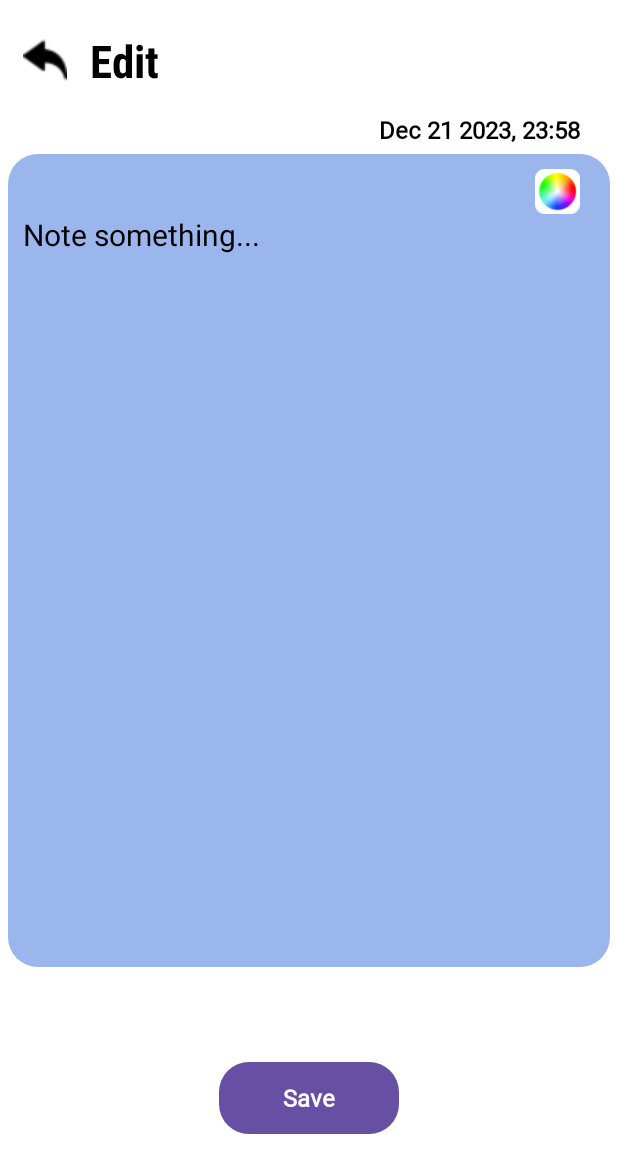
After one commit to thuannd14/BeProductive, an Android app built with Jetpack Compose: the fragment M002EditFrag shown on its own in the app's theme, on a phone screen of 412 x 824 dp. The commit adds this screen. Shown: the top 1173 px of the screen. Run offline under Robolectric (Android 15) with nearby library versions, the phone set to English and light mode, and no system bars.

Commit message:
edit frag not done sleep

```diff
--- a/app/build.gradle.kts
+++ b/app/build.gradle.kts
@@ -66,4 +66,7 @@ dependencies {
 
     // Saved state module for ViewModel
     implementation("androidx.lifecycle:lifecycle-viewmodel-savedstate:$lifecycle_version")
+
+    // https://github.com/xabaras/RecyclerViewSwipeDecorator
+    implementation ("it.xabaras.android:recyclerview-swipedecorator:1.4")
 }
--- a/app/src/main/java/com/ndt/beproductive/adapter/NoteAdapter.kt
+++ b/app/src/main/java/com/ndt/beproductive/adapter/NoteAdapter.kt
@@ -27,6 +27,10 @@ class NoteAdapter(
         const val CONTENT = "CONTENT"
         const val DATE_TIME = "CONTENT"
         const val COLOR = "COLOR"
+    }
+
+    fun getContext(): Context{
+        return context
     }
 
     private var liveDataNote: MutableLiveData<String> = MutableLiveData<String>()
--- /dev/null
+++ b/app/src/main/java/com/ndt/beproductive/fragment/M002EditFrag.kt
@@ -0,0 +1,30 @@
+package com.ndt.beproductive.fragment
+
+import android.util.Log
+import android.view.LayoutInflater
+import android.view.ViewGroup
+import com.ndt.beproductive.databinding.M002NoteTakingEditFragBinding
+import com.ndt.beproductive.viewmodel.M002EditVM
+
+class M002EditFrag : BaseFrag<M002NoteTakingEditFragBinding, M002EditVM>() {
+    companion object {
+        val TAG: String = M002EditFrag::class.java.name
+    }
+
+    override fun initViews() {
+        if(mdata == null) return
+        val contentCur = mdata as String
+        Log.i(TAG, "CONTENT: $contentCur")
+        binding.edContentNoteEdit.setText(contentCur)
+    }
+
+    override fun initViewBinding(
+        inflater: LayoutInflater, container: ViewGroup?
+    ): M002NoteTakingEditFragBinding {
+        return M002NoteTakingEditFragBinding.inflate(inflater, container, false)
+    }
+
+    override fun getClassVM(): Class<M002EditVM> {
+        return M002EditVM::class.java
+    }
+}
--- a/app/src/main/java/com/ndt/beproductive/fragment/M002TakingEmptyFrag.kt
+++ b/app/src/main/java/com/ndt/beproductive/fragment/M002TakingEmptyFrag.kt
@@ -4,8 +4,10 @@ import android.util.Log
 import android.view.LayoutInflater
 import android.view.ViewGroup
 import androidx.lifecycle.Observer
+import androidx.recyclerview.widget.ItemTouchHelper
 import androidx.recyclerview.widget.LinearLayoutManager
 import com.ndt.beproductive.App
+import com.ndt.beproductive.RecyclerViewTouchHelper
 import com.ndt.beproductive.adapter.NoteAdapter
 import com.ndt.beproductive.databinding.M002NoteTakingEmptyFragBinding
 import com.ndt.beproductive.model.Note
@@ -32,7 +34,6 @@ class M002TakingEmptyFrag : BaseFrag<M002NoteTakingEmptyFragBinding, M002TakingE
 
         setAdapterOnRv()
 
-
     }
 
     private fun setAdapterOnRv() {
@@ -45,6 +46,9 @@ class M002TakingEmptyFrag : BaseFrag<M002NoteTakingEmptyFragBinding, M002TakingE
         noteList.reverse()
         adapter.addNote(noteList)
 
+        // xu lí vuot sang để xóa hoac edit.
+        val itemTouchHelper = ItemTouchHelper(RecyclerViewTouchHelper(adapter))
+        itemTouchHelper.attachToRecyclerView(binding.rvAllNotes)
 
         // mo 1 note trong recyclerview.
         adapter.getLiveDataNote().observe(viewLifecycleOwner, Observer<String> {
--- /dev/null
+++ b/app/src/main/java/com/ndt/beproductive/viewmodel/M002EditVM.kt
@@ -0,0 +1,5 @@
+package com.ndt.beproductive.viewmodel
+
+class M002EditVM: BaseViewModel() {
+
+}
--- /dev/null
+++ b/app/src/main/res/drawable/ic_base_edit.xml
@@ -0,0 +1,5 @@
+<vector android:height="24dp" android:tint="#FFFFFF"
+    android:viewportHeight="24" android:viewportWidth="24"
+    android:width="24dp" xmlns:android="http://schemas.android.com/apk/res/android">
+    <path android:fillColor="@android:color/white" android:pathData="M3,17.25V21h3.75L17.81,9.94l-3.75,-3.75L3,17.25zM20.71,7.04c0.39,-0.39 0.39,-1.02 0,-1.41l-2.34,-2.34c-0.39,-0.39 -1.02,-0.39 -1.41,0l-1.83,1.83 3.75,3.75 1.83,-1.83z"/>
+</vector>
--- /dev/null
+++ b/app/src/main/res/drawable/ic_baseline_delete.xml
@@ -0,0 +1,5 @@
+<vector android:height="24dp" android:tint="#FFFFFF"
+    android:viewportHeight="24" android:viewportWidth="24"
+    android:width="24dp" xmlns:android="http://schemas.android.com/apk/res/android">
+    <path android:fillColor="@android:color/white" android:pathData="M6,19c0,1.1 0.9,2 2,2h8c1.1,0 2,-0.9 2,-2V7H6v12zM19,4h-3.5l-1,-1h-5l-1,1H5v2h14V4z"/>
+</vector>
--- /dev/null
+++ b/app/src/main/res/layout/m002_note_taking_edit_frag.xml
@@ -0,0 +1,108 @@
+<?xml version="1.0" encoding="utf-8"?>
+<androidx.constraintlayout.widget.ConstraintLayout xmlns:android="http://schemas.android.com/apk/res/android"
+    xmlns:app="http://schemas.android.com/apk/res-auto"
+    xmlns:tools="http://schemas.android.com/tools"
+    android:layout_width="match_parent"
+    android:layout_height="match_parent"
+    android:background="@color/white">
+
+    <ImageView
+        android:id="@+id/iv_back_edit"
+        android:layout_width="40dp"
+        android:layout_height="40dp"
+        android:layout_marginStart="@dimen/dimen_margin_start"
+        android:layout_marginTop="@dimen/dimen_margin_top"
+        android:padding="5dp"
+        android:src="@mipmap/ic_back"
+        app:layout_constraintStart_toStartOf="parent"
+        app:layout_constraintTop_toTopOf="parent" />
+
+    <TextView
+        android:layout_width="wrap_content"
+        android:layout_height="wrap_content"
+        android:layout_marginStart="50dp"
+        android:layout_marginTop="@dimen/dimen_margin_top"
+        android:fontFamily="sans-serif-condensed-medium"
+        android:text="@string/txt_edit_"
+        android:textColor="@color/black"
+        android:textSize="30sp"
+        android:textStyle="bold"
+        app:layout_constraintStart_toStartOf="@id/iv_back_edit"
+        app:layout_constraintTop_toTopOf="parent" />
+
+    <LinearLayout
+        android:id="@+id/ln_create_note"
+        android:layout_width="match_parent"
+        android:layout_height="580dp"
+        android:layout_marginTop="10dp"
+        android:orientation="vertical"
+        android:padding="5dp"
+        app:layout_constraintEnd_toEndOf="parent"
+        app:layout_constraintStart_toStartOf="parent"
+        app:layout_constraintTop_toBottomOf="@id/iv_back_edit">
+
+        <TextView
+            android:id="@+id/tv_date_edit"
+            android:layout_width="match_parent"
+            android:layout_height="wrap_content"
+            android:layout_marginEnd="20dp"
+            android:fontFamily="@font/inter_font"
+            android:gravity="end"
+            android:text="@string/txt_date_create_note"
+            android:textColor="@color/black"
+            android:textSize="16sp"
+            android:textStyle="bold" />
+
+        <FrameLayout
+            android:id="@+id/fr_create_note"
+            android:layout_width="match_parent"
+            android:layout_height="fill_parent"
+            android:layout_marginTop="5dp">
+
+            <EditText
+                android:id="@+id/ed_content_note_edit"
+                android:layout_width="match_parent"
+                android:layout_height="fill_parent"
+                android:background="@drawable/bg_item_note"
+                android:gravity="top"
+                android:hint="@string/txt_note_something"
+                android:inputType="textMultiLine"
+                android:maxLines="20"
+                android:minLines="3"
+                android:paddingStart="10dp"
+                android:paddingTop="40dp"
+                android:scrollbars="vertical"
+                android:scrollHorizontally="false"
+                android:singleLine="true"
+                android:textColorHint="@color/black"
+                android:textSize="20sp"
+                tools:ignore="RtlSymmetry" />
+
+            <ImageView
+                android:id="@+id/change_color"
+                android:layout_width="30dp"
+                android:layout_height="30dp"
+                android:layout_gravity="end"
+                android:layout_marginTop="10dp"
+                android:layout_marginEnd="20dp"
+                android:src="@mipmap/ic_table_color" />
+        </FrameLayout>
+    </LinearLayout>
+
+    <Button
+        android:id="@+id/bt_edit_note"
+        android:layout_width="120dp"
+        android:layout_height="wrap_content"
+        android:layout_marginBottom="10dp"
+        android:background="@drawable/bg_button"
+        android:fontFamily="@font/inter_font"
+        android:text="Save"
+        android:textColor="@color/white"
+        android:textSize="16sp"
+        android:textStyle="bold"
+        app:layout_constraintBottom_toBottomOf="parent"
+        app:layout_constraintEnd_toEndOf="parent"
+        app:layout_constraintStart_toStartOf="parent"
+        app:layout_constraintTop_toBottomOf="@id/ln_create_note" />
+
+</androidx.constraintlayout.widget.ConstraintLayout>
--- a/app/src/main/res/values/strings.xml
+++ b/app/src/main/res/values/strings.xml
@@ -20,4 +20,5 @@
     <string name="txt_no">No, keep it</string>
     <string name="txt_edit">Edit</string>
     <string name="txt_detail">Lorem ipsum is placeholder text commonly used in the graphic, print, and publishing industries for previewing layouts and visual mockups. Lorem ipsum is placeholder Lorem ipsum is placeholder text commonly used in the graphic, print, and publishing industries for previewing layouts and visual mockups. Lorem ipsum is placeholde Lorem ipsum is placeholder text commonly used in the graphic, print, and publishing industries for previewing layouts and visual mockups. Lorem ipsum is placeholde Lorem ipsum is placeholder text commonly used in the graphic, print, and publishing industries for previewing layouts and visual mockups. Lorem ipsum is placeholde Lorem ipsum is placeholder text commonly used in the graphic, print, and publishing industries for previewing layouts and visual mockups. Lorem ipsum is placeholde Lorem ipsum is placeholder text commonly used in the graphic, print, and publishing industries for previewing layouts and visual mockups. Lorem ipsum is placeholde Lorem ipsum is placeholder text commonly used in the graphic, print, and publishing industries for previewing layouts and visual mockups. Lorem ipsum is placeholde Lorem ipsum is placeholder text commonly used in the graphic, print, and publishing industries for previewing layouts and visu</string>
+    <string name="txt_edit_">Edit</string>
 </resources>
```
Also changed, not shown: app/src/main/java/com/ndt/beproductive/OnDialogClose.kt (added, +8 -0 lines), app/src/main/java/com/ndt/beproductive/RecyclerViewTouchHelper.kt (added, +72 -0 lines), app/src/main/java/com/ndt/beproductive/fragment/M002DetailNoteFragment.kt (+5 -3 lines).
